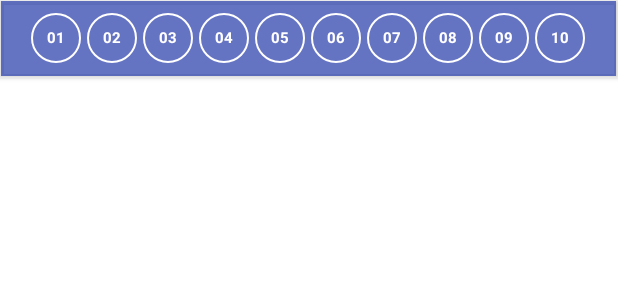
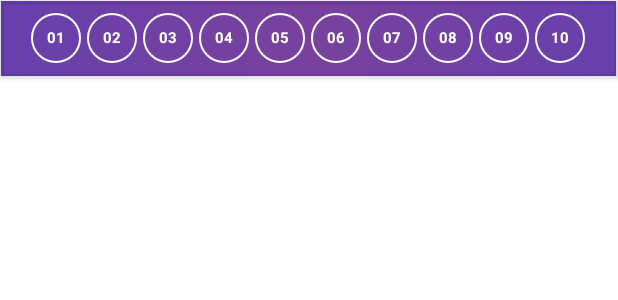
Before and after one commit to CarlosHoff/LotecaAtualizada, an Android app: the layout listagem_apostas.xml on its own in the app's theme, with its tools: preview values and no code run, on a phone screen of 412 x 824 dp. Shown: the top 300 px of the screen. Run offline under Robolectric (Android 15) with nearby library versions, the phone set to English and light mode, and no system bars.

Commit message:
Corrigido o background da lista unica

```diff
--- a/app/src/main/res/drawable/gradient_background_transparent.xml
+++ b/app/src/main/res/drawable/gradient_background_transparent.xml
@@ -1,6 +1,12 @@
 <?xml version="1.0" encoding="utf-8"?>
 <shape xmlns:android="http://schemas.android.com/apk/res/android">
 
-    <solid android:color="#3F51B5"/>
+    <gradient
+        android:startColor="#421199"
+        android:centerColor="#581285"
+        android:endColor="#421199"
+        android:angle="180"
+        android:type="linear">
+    </gradient>
 
 </shape>
```
